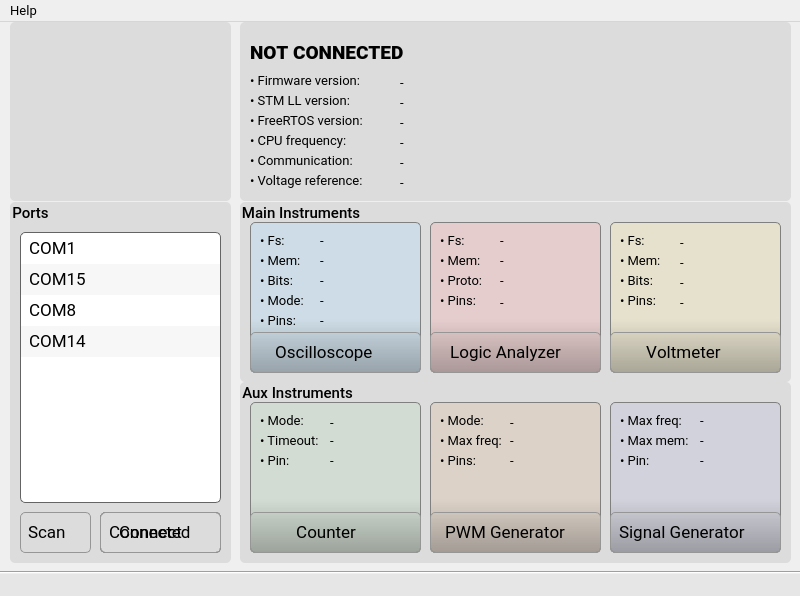
The window that src/software-qt/EMBO/window__main.ui (parezj/EMBO) describes before a commit, drawn with Qt 5.
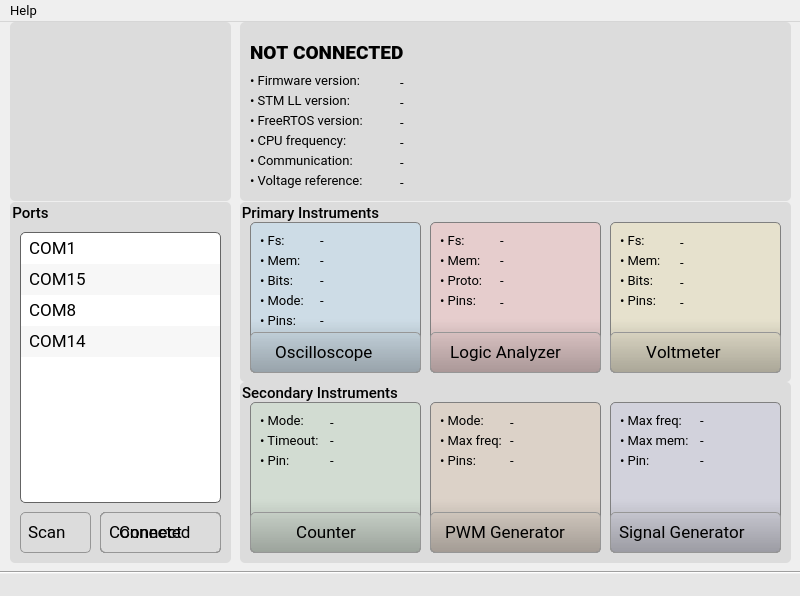
The same window after the commit. Icons and pictures are not drawn.

```diff
--- a/src/software-qt/EMBO/window__main.ui
+++ b/src/software-qt/EMBO/window__main.ui
@@ -769,7 +769,7 @@
 QGroupBox::title {subcontrol-origin: margin;left: 10px;padding: 0 3px 0 3px;}</string>
     </property>
     <property name="title">
-     <string>Main Instruments</string>
+     <string>Primary Instruments</string>
     </property>
     <widget class="QGroupBox" name="groupBox_scope">
      <property name="geometry">
@@ -1749,7 +1749,7 @@
 QGroupBox::title {subcontrol-origin: margin;left: 10px;padding: 0 3px 0 3px;}</string>
     </property>
     <property name="title">
-     <string>Aux Instruments</string>
+     <string>Secondary Instruments</string>
     </property>
     <widget class="QGroupBox" name="groupBox_pwm">
      <property name="geometry">
```
